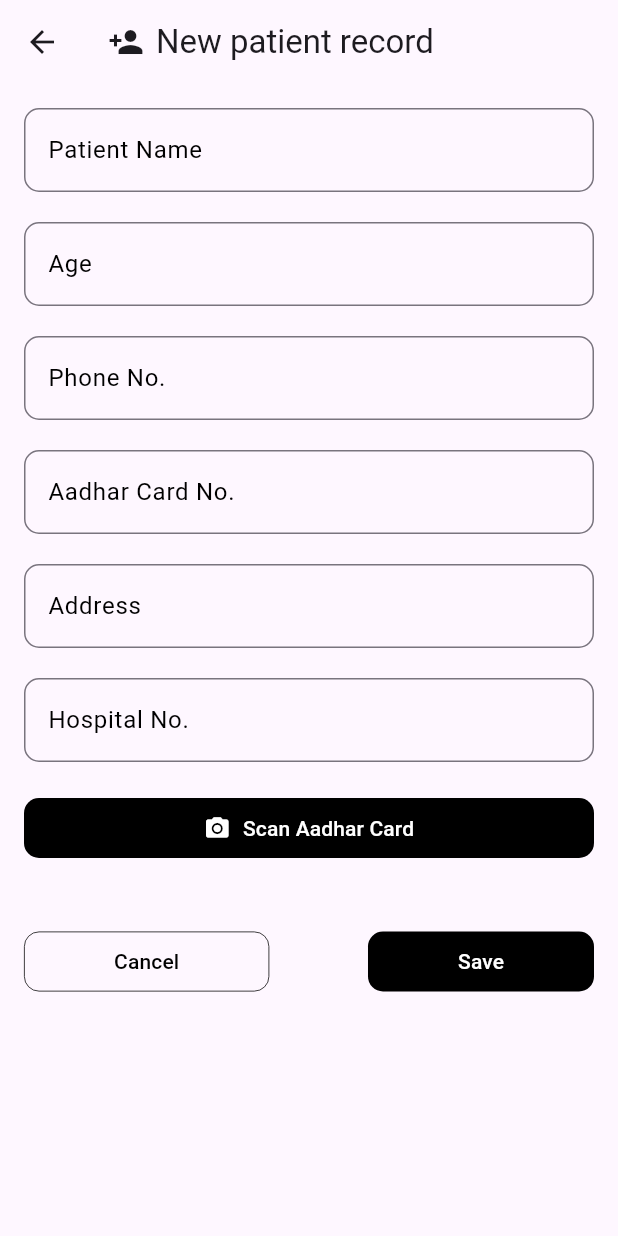
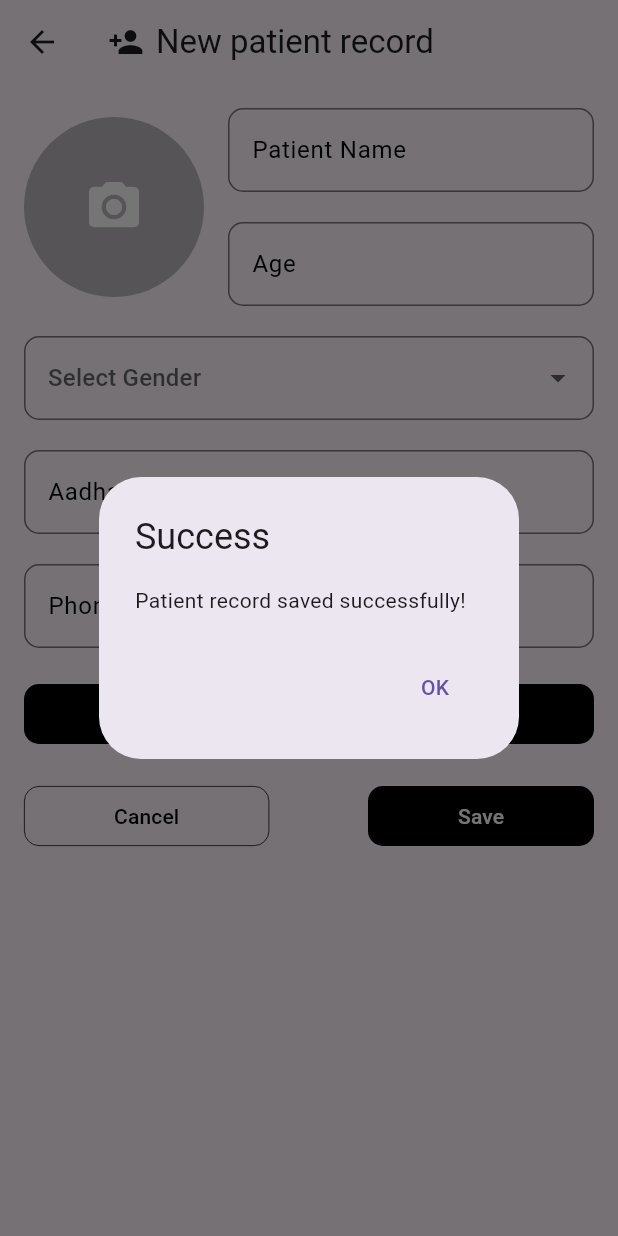
Before and after one commit to jayan110105/OpthaDoc, a Flutter app: the User1 screen opened by its route, after a tap on "Save", on a phone screen of 412 x 824 dp. Run offline on Flutter 3.47's test engine with Material 3 defaults, Android fonts, the light colour scheme and no system bars; our stand-ins replace cloud_firestore, firebase_auth, firebase_core, firebase_storage, image_picker; missing offline and left inert: google_mlkit_text_recognition; accounts and stored records are empty.

Commit message:
Registartion Done

```diff
--- a/lib/ui/screens/User1.dart
+++ b/lib/ui/screens/User1.dart
@@ -1,7 +1,9 @@
 import 'package:flutter/material.dart';
 import 'package:image_picker/image_picker.dart';
 import 'dart:io';
+import 'package:cloud_firestore/cloud_firestore.dart';
 import 'package:google_mlkit_text_recognition/google_mlkit_text_recognition.dart';
+import 'package:firebase_storage/firebase_storage.dart';
 
 class User1 extends StatefulWidget {
   const User1({super.key});
@@ -11,22 +13,125 @@ class User1 extends StatefulWidget {
 }
 
 class _User1State extends State<User1> {
+  final TextEditingController _nameController = TextEditingController();
+  final TextEditingController _ageController = TextEditingController();
+  final TextEditingController _aadhaarController = TextEditingController();
+  final TextEditingController _phoneController = TextEditingController();
+
+  String? _selectedGender;
+  bool _isLoading = false;
+
+  final FirebaseFirestore _firestore = FirebaseFirestore.instance;
+  final FirebaseStorage _storage = FirebaseStorage.instance;
+
+  Future<String?> uploadImage(File imageFile) async {
+    try {
+      String fileName = 'patients/${_nameController.text}.jpg';
+      Reference ref = _storage.ref().child(fileName);
+      UploadTask uploadTask = ref.putFile(imageFile);
+      TaskSnapshot taskSnapshot = await uploadTask;
+      return await taskSnapshot.ref.getDownloadURL();
+    } catch (e) {
+      print('Error uploading image: $e');
+      return null;
+    }
+  }
+
+  Future<void> savePatientRecord() async {
+    setState(() {
+      _isLoading = true; // Start loading state
+    });
+
+    try {
+      String? imageUrl;
+      if (_image != null) {
+        imageUrl = await uploadImage(_image!);
+      }
+
+      await _firestore.collection('patients').add({
+        'name': _nameController.text.trim(),
+        'age': _ageController.text.trim(),
+        'gender': _selectedGender,
+        'aadhaarNumber': _aadhaarController.text.trim(),
+        'phoneNumber': _phoneController.text.trim(),
+        'imageUrl': imageUrl,
+        'createdAt': Timestamp.now(),
+      });
+
+      print("Saving patient record...");
+      // Show success message or navigate to another screen
+      showDialog(
+        context: context,
+        builder: (context) => AlertDialog(
+          title: const Text('Success'),
+          content: const Text('Patient record saved successfully!'),
+          actions: [
+            TextButton(
+              onPressed: () {
+                Navigator.of(context).pop();
+                Navigator.of(context).pop();
+              },
+              child: const Text('OK'),
+            ),
+          ],
+        ),
+      );
+    } catch (e) {
+      // Handle errors
+      showDialog(
+        context: context,
+        builder: (context) => AlertDialog(
+          title: const Text('Error'),
+          content: Text('Failed to save patient record: $e'),
+          actions: [
+            TextButton(
+              onPressed: () {
+                Navigator.of(context).pop();
+              },
+              child: const Text('OK'),
+            ),
+          ],
+        ),
+      );
+    }
+    finally {
+      setState(() {
+        _isLoading = false; // Stop loading state
+      });
+    }
+  }
+
+  final List<String> _gender = [
+    'Male',
+    'Female',
+  ];
+
   String scannedText = "";
   File? _image;
 
-  String preprocessAadhaarText(String scannedText) {
+  Map<String,String> preprocessAadhaarText(String scannedText) {
     // Normalize the text by converting to lowercase and removing extra whitespaces
     String normalizedText = scannedText.toLowerCase().replaceAll(RegExp(r'\s+'), ' ');
 
     // Extract Name - assuming it appears before the DOB or gender
     String namePattern = r'government of india\s*(.*?)\s*(?:dob|date of birth|date of bith|gender|male|female)';
     RegExp nameRegex = RegExp(namePattern, caseSensitive: false);
-    String name = nameRegex.firstMatch(normalizedText)?.group(1)?.trim() ?? 'Name not found';
+    String name = capitalize(nameRegex.firstMatch(normalizedText)?.group(1)?.trim()) ?? 'Name not found';
 
     // Extract Date of Birth
     String dobPattern = r'(dob:|date of birth[: ]*)\s*(\d{1,2}/\d{1,2}/\d{4})';
     RegExp dobRegex = RegExp(dobPattern, caseSensitive: false);
     String dob = dobRegex.firstMatch(normalizedText)?.group(2) ?? 'DOB not found';
+
+    int age = -1;
+    if (dob != 'DOB not found') {
+      DateTime dobDate = DateTime.parse(dob.split('/').reversed.join('-'));
+      DateTime today = DateTime.now();
+      age = today.year - dobDate.year;
+      if (today.month < dobDate.month || (today.month == dobDate.month && today.day < dobDate.day)) {
+        age--;
+      }
+    }
 
     // Extract Gender
     String genderPattern = r'\b(male|female)\b';
@@ -39,26 +144,34 @@ class _User1State extends State<User1> {
     String aadhaarNumber = aadhaarRegex.firstMatch(normalizedText)?.group(0) ?? 'Aadhaar number not found';
 
     // Return a formatted string or a map with extracted data
-    return 'Name: $name\nDOB: $dob\nGender: $gender\nAadhaar Number: $aadhaarNumber';
+    return {
+      'name': name,
+      'age': age == -1 ? 'Age not found' : age.toString(),
+      'gender': gender,
+      'aadhaarNumber': aadhaarNumber,
+    };
   }
 
   String? capitalize(String? input) {
-    if (input == null) {
-      return null;
-    }
-    if (input.isEmpty) {
+    if (input == null || input.isEmpty) {
       return input;
     }
-    return '${input[0].toUpperCase()}${input.substring(1)}';
+    return input.split(' ').map((word) {
+      if (word.isEmpty) return word;
+      return '${word[0].toUpperCase()}${word.substring(1)}';
+    }).join(' ');
   }
 
   Future<void> scanText() async {
     File? imageFile = await getImage();
     if (imageFile != null) {
       String text = await performOCR(imageFile);
+      Map<String, String> extractedData = preprocessAadhaarText(text);
       setState(() {
-        scannedText = preprocessAadhaarText(text);
-        _image = imageFile;
+        _nameController.text = extractedData['name'] ?? '';
+        _ageController.text = extractedData['age'] ?? '';
+        _selectedGender = extractedData['gender'] ?? '';
+        _aadhaarController.text = extractedData['aadhaarNumber'] ?? '';
       });
     }
   }
@@ -109,17 +222,71 @@ class _User1State extends State<User1> {
           padding: const EdgeInsets.all(16.0),
           child: Column(
             children: [
-              _buildTextField('Patient Name'),
+              Row(
+                children: [
+                  InkWell(
+                    onTap: () async {
+                      File? imageFile = await getImage();
+                      if (imageFile != null) {
+                        setState(() {
+                          _image = imageFile;
+                        });
+                      }
+                    },
+                    child: CircleAvatar(
+                      backgroundColor: Colors.black26,
+                      radius: 60,
+                      backgroundImage: _image != null ? FileImage(_image!) : null,
+                      child: _image == null
+                          ? Icon(Icons.camera_alt, color: Colors.white, size: 40)
+                          : null,
+                    ),
+                  ),
+                  SizedBox(width: 16),
+                  Expanded(
+                    child: Column(
+                      children: [
+                        _buildTextField('Patient Name', _nameController),
+                        const SizedBox(height: 20),
+                        _buildTextField('Age', _ageController),
+                      ],
+                    ),
+                  ),
+                ],
+              ),
               const SizedBox(height: 20),
-              _buildTextField('Age'),
+              DropdownButtonFormField<String>(
+                value: _selectedGender,
+                hint: const Text('Select Gender'),
+                decoration: InputDecoration(
+                  labelStyle: const TextStyle(
+                    color: Colors.black,
+                  ),
+                  border: OutlineInputBorder(
+                    borderRadius: BorderRadius.circular(10),
+                  ),
+                  focusedBorder: const OutlineInputBorder(
+                    borderSide: BorderSide(
+                      color: Colors.black,
+                    ),
+                  ),
+                ),
+                items: _gender.map((String role) {
+                  return DropdownMenuItem<String>(
+                    value: role,
+                    child: Text(role),
+                  );
+                }).toList(),
+                onChanged: (String? newValue) {
+                  setState(() {
+                    _selectedGender = newValue;
+                  });
+                },
+              ),
               const SizedBox(height: 20),
-              _buildTextField('Phone No.', prefixText: '+91 '),
+              _buildTextField('Aadhar Card No.', _aadhaarController),
               const SizedBox(height: 20),
-              _buildTextField('Aadhar Card No.'),
-              const SizedBox(height: 20),
-              _buildTextField('Address'),
-              const SizedBox(height: 20),
-              _buildTextField('Hospital No.'),
+              _buildTextField('Phone No.', _phoneController, prefixText: '+91 '),
               const SizedBox(height: 20),
               SizedBox(
                 width: double.infinity,
@@ -130,13 +297,18 @@ class _User1State extends State<User1> {
                 ),
               ),
               const SizedBox(height: 20),
-              Text(scannedText),
-              //Spacer(),
               Row(
                 mainAxisAlignment: MainAxisAlignment.spaceBetween,
                 children: [
                   _buildOutlinedButton("Cancel", onPressed: () {}),
-                  _buildFilledButton("Save", onPressed: () {}),
+                  _isLoading
+                      ? Container(
+                        width: 200,
+                        child: Center(
+                            child: CircularProgressIndicator(color: Colors.black,)
+                        )
+                      )
+                      : _buildFilledButton("Save", onPressed: savePatientRecord),
                 ],
               ),
             ],
@@ -146,9 +318,10 @@ class _User1State extends State<User1> {
     );
   }
 
-  Widget _buildTextField(String labelText, {String? prefixText}) {
+  Widget _buildTextField(String labelText, TextEditingController controller, {String? prefixText}) {
     return TextField(
       cursorColor: Colors.black,
+      controller: controller,
       decoration: InputDecoration(
         labelStyle: TextStyle(
           color: Colors.black,
--- a/pubspec.yaml
+++ b/pubspec.yaml
@@ -39,8 +39,10 @@ dependencies:
   cloud_firestore: ^5.3.0
   firebase_auth: ^5.2.0
   intl: ^0.19.0
-  google_ml_kit: ^0.18.0
   image_picker: ^1.1.2
+  firebase_storage: ^12.2.0
+  firebase_app_check: ^0.3.0+5
+  google_mlkit_text_recognition: ^0.13.0
 
 dev_dependencies:
   flutter_test:
```
Also changed, not shown: pubspec.lock, 4 other files.
